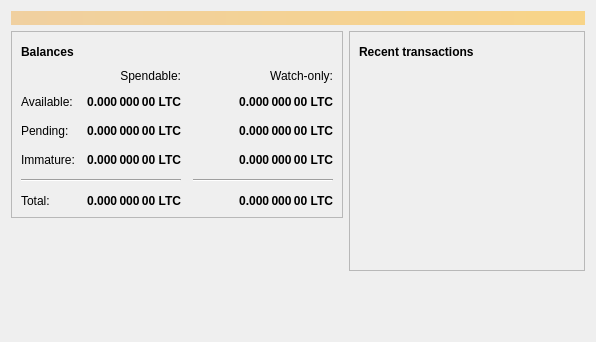
Old version of the form src/qt/forms/overviewpage.ui in the repository D3mark0/kotyacoin.
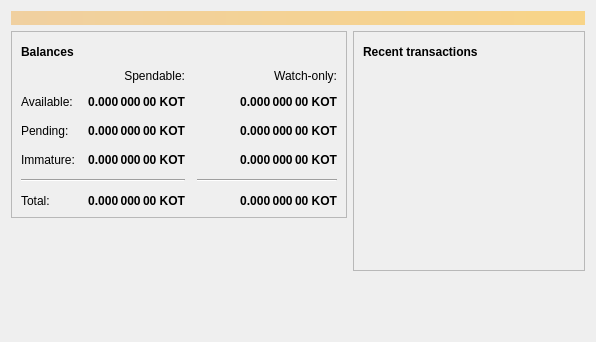
New version of the form. Icons and pictures are not drawn.

```diff
--- a/src/qt/forms/overviewpage.ui
+++ b/src/qt/forms/overviewpage.ui
@@ -129,7 +129,7 @@
                <string>Unconfirmed transactions to watch-only addresses</string>
               </property>
               <property name="text">
-               <string notr="true">0.000 000 00 LTC</string>
+               <string notr="true">0.000 000 00 KOT</string>
               </property>
               <property name="alignment">
                <set>Qt::AlignRight|Qt::AlignTrailing|Qt::AlignVCenter</set>
@@ -154,7 +154,7 @@
                <string>Total of transactions that have yet to be confirmed, and do not yet count toward the spendable balance</string>
               </property>
               <property name="text">
-               <string notr="true">0.000 000 00 LTC</string>
+               <string notr="true">0.000 000 00 KOT</string>
               </property>
               <property name="alignment">
                <set>Qt::AlignRight|Qt::AlignTrailing|Qt::AlignVCenter</set>
@@ -179,7 +179,7 @@
                <string>Mined balance in watch-only addresses that has not yet matured</string>
               </property>
               <property name="text">
-               <string notr="true">0.000 000 00 LTC</string>
+               <string notr="true">0.000 000 00 KOT</string>
               </property>
               <property name="alignment">
                <set>Qt::AlignRight|Qt::AlignTrailing|Qt::AlignVCenter</set>
@@ -237,7 +237,7 @@
                <string>Mined balance that has not yet matured</string>
               </property>
               <property name="text">
-               <string notr="true">0.000 000 00 LTC</string>
+               <string notr="true">0.000 000 00 KOT</string>
               </property>
               <property name="alignment">
                <set>Qt::AlignRight|Qt::AlignTrailing|Qt::AlignVCenter</set>
@@ -282,7 +282,7 @@
                <string>Your current total balance</string>
               </property>
               <property name="text">
-               <string notr="true">0.000 000 00 LTC</string>
+               <string notr="true">0.000 000 00 KOT</string>
               </property>
               <property name="alignment">
                <set>Qt::AlignRight|Qt::AlignTrailing|Qt::AlignVCenter</set>
@@ -307,7 +307,7 @@
                <string>Current total balance in watch-only addresses</string>
               </property>
               <property name="text">
-               <string notr="true">0.000 000 00 LTC</string>
+               <string notr="true">0.000 000 00 KOT</string>
               </property>
               <property name="alignment">
                <set>Qt::AlignRight|Qt::AlignTrailing|Qt::AlignVCenter</set>
@@ -349,7 +349,7 @@
                <string>Your current spendable balance</string>
               </property>
               <property name="text">
-               <string notr="true">0.000 000 00 LTC</string>
+               <string notr="true">0.000 000 00 KOT</string>
               </property>
               <property name="alignment">
                <set>Qt::AlignRight|Qt::AlignTrailing|Qt::AlignVCenter</set>
@@ -374,7 +374,7 @@
                <string>Your current balance in watch-only addresses</string>
               </property>
               <property name="text">
-               <string notr="true">0.000 000 00 LTC</string>
+               <string notr="true">0.000 000 00 KOT</string>
               </property>
               <property name="alignment">
                <set>Qt::AlignRight|Qt::AlignTrailing|Qt::AlignVCenter</set>
```
Left out of the diff: 4 changed lines with no effect on the pictures.
